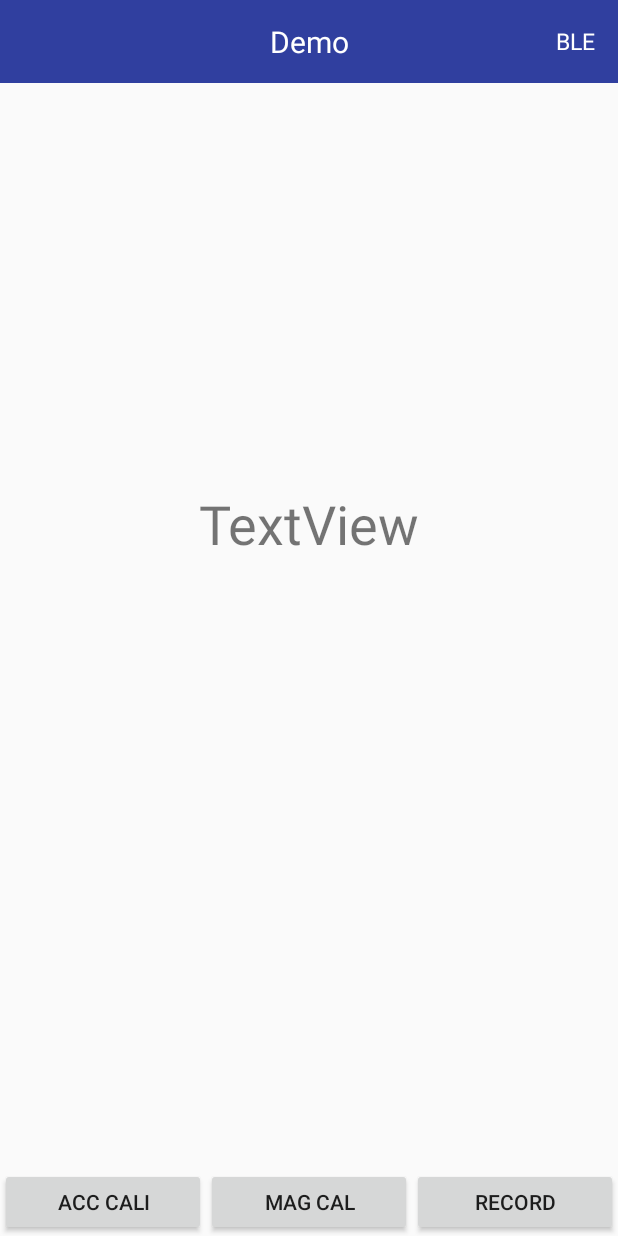
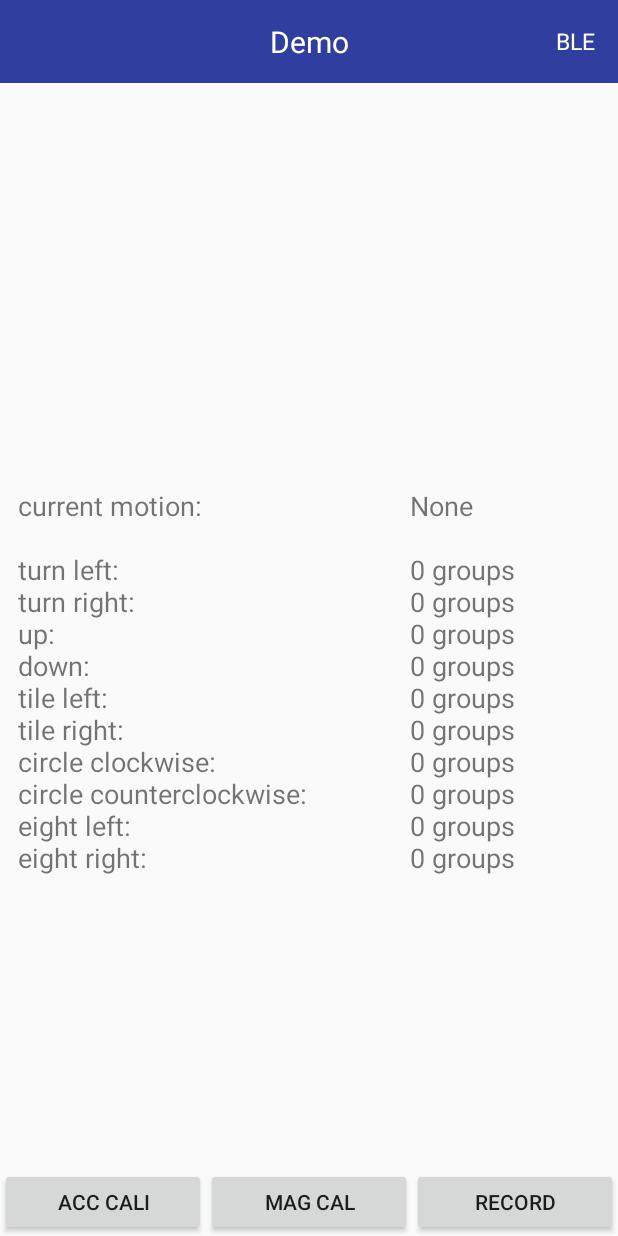
Before and after one commit to ETS-Android1/tsinghua_signal, an Android app: the screen it shows after launch (XBleActivity), on a phone screen of 412 x 824 dp. Run offline under Robolectric (Android 15) with nearby library versions, the phone set to English and light mode, and no system bars; our stand-ins replace EventBus; libraries missing offline, so code that uses them is left out: com.blakequ.bluetooth_manager_lib, org.apache.commons, org.dmg.pmml, org.jpmml.evaluator, org.jpmml.model; 7 statements that could not run were skipped.

Commit message:
change layout

```diff
--- a/Android/multiBLE/app/src/main/java/com/maiji/magkareble40/XBleActivity.java
+++ b/Android/multiBLE/app/src/main/java/com/maiji/magkareble40/XBleActivity.java
@@ -1,7 +1,6 @@
 package com.maiji.magkareble40;
 
 import android.Manifest;
-import android.annotation.SuppressLint;
 import android.app.Activity;
 import android.app.AlertDialog;
 import android.bluetooth.BluetoothAdapter;
@@ -40,8 +39,6 @@ import java.io.FileOutputStream;
 import java.io.IOException;
 import java.text.SimpleDateFormat;
 import java.util.ArrayList;
-import java.util.Arrays;
-import java.util.Collections;
 import java.util.Date;
 import java.util.HashMap;
 import java.util.Map;
@@ -79,6 +76,7 @@ public class XBleActivity extends Activity implements View.OnClickListener {
     ArrayList<BluetoothGatt> gattArrayList; //设备gatt集合
 
     private TextView txtShowRes; //显示预测结果
+    private TextView txtMotionName; //显示预测结果
     private static Context Context = null;
     private ArrayList<ArrayList<Float>> imuData;
     final private int maxLen = 100;
@@ -119,7 +117,14 @@ public class XBleActivity extends Activity implements View.OnClickListener {
             @Override
             public void handleMessage(Message msg) {
                 super.handleMessage(msg);
-                txtShowRes.setText(motionType.get(msg.what));
+                int res = msg.what;
+                if(res > 5){
+                    res -= 4;
+                }
+                txtShowRes.setText(motionType.get(res)+"\n\n");
+                for(int i=0;i<10;i++){
+                    txtShowRes.append(motionCnt.get(i)+" groups"+"\n");
+                }
             }
         };
 
@@ -148,11 +153,11 @@ public class XBleActivity extends Activity implements View.OnClickListener {
         motionType.put(3, "down");
         motionType.put(4, "tile left");
         motionType.put(5, "tile right");
-        motionType.put(10, "circle clockwise");
-        motionType.put(11, "circle counterclockwise");
-        motionType.put(12, "eight left");
-        motionType.put(13, "eight right");
-        motionType.put(14, "none");
+        motionType.put(6, "circle clockwise");
+        motionType.put(7, "circle counterclockwise");
+        motionType.put(8, "eight left");
+        motionType.put(9, "eight right");
+        motionType.put(10, "none");
 
         svm = new ClfModel();
 
@@ -175,7 +180,14 @@ public class XBleActivity extends Activity implements View.OnClickListener {
         button = (Button) findViewById(R.id.bt_AccCali);button.setOnClickListener(this);
         Record=(Button) findViewById(R.id.bt_Record);Record.setOnClickListener(this);
         button_cc = (Button) findViewById(R.id.bt_MagCali);button_cc.setOnClickListener(this);//磁场校准
+        txtMotionName = (TextView) findViewById(R.id.txtMotionName);
+        txtMotionName.setText("current motion:\n\n");
         txtShowRes = (TextView) findViewById(R.id.txtShowRes);
+        txtShowRes.setText("None\n\n");
+        for(int i=0;i<10;i++){
+            txtMotionName.append(motionType.get(i)+":\n");
+            txtShowRes.append(motionCnt.get(i)+" groups\n");
+        }
     }
 
 
@@ -673,9 +685,9 @@ public class XBleActivity extends Activity implements View.OnClickListener {
                         double[] feature = interpolation(winLen+startCnt);
                         motionTypeRaw = svm.predictMotion(feature);
 //                        txtShowRes.setText(motionType.get(motionTypeRaw));
-                        Message message = handler.obtainMessage();
-                        message.what = motionTypeRaw;
-                        handler.sendMessage(message);
+//                        Message message = handler.obtainMessage();
+//                        message.what = motionTypeRaw;
+//                        handler.sendMessage(message);
 
                         if(motionTypeRaw >=10){
                             if(motionTypeRaw == motionTypeFinal){
@@ -686,6 +698,9 @@ public class XBleActivity extends Activity implements View.OnClickListener {
                                 numCnt = 1;
                             }
                             isFirstMotion = true;
+                            Message message = handler.obtainMessage();
+                            message.what = motionTypeRaw;
+                            handler.sendMessage(message);
                         }
                         else{
                             if(isFirstMotion){
@@ -697,6 +712,9 @@ public class XBleActivity extends Activity implements View.OnClickListener {
                             else{
                                 if(motionTypeFinal == motionTypeRaw + (int)Math.pow(-1,motionTypeRaw%2)){
                                     numCnt += 1;
+                                    Message message = handler.obtainMessage();
+                                    message.what = motionTypeFinal;
+                                    handler.sendMessage(message);
                                 }
                                 else{
                                     Log.i("refresh data:", "predict wrong");
@@ -705,7 +723,11 @@ public class XBleActivity extends Activity implements View.OnClickListener {
                             isFirstMotion = !isFirstMotion;
                         }
                         if(numCnt == 5){
-                            motionCnt.put(motionTypeFinal,motionCnt.get(motionTypeFinal) + 1);
+                            int res = motionTypeFinal;
+                            if(motionTypeFinal > 5){
+                                res -= 4;
+                            }
+                            motionCnt.put(res,motionCnt.get(res) + 1);
                             numCnt = 0;
                         }
 
--- a/Android/multiBLE/app/src/main/res/layout/activity_xble.xml
+++ b/Android/multiBLE/app/src/main/res/layout/activity_xble.xml
@@ -30,13 +30,28 @@
         android:layout_width="match_parent"
         android:layout_height="454dp">
 
-        <TextView
-            android:id="@+id/txtShowRes"
+        <LinearLayout
             android:layout_width="match_parent"
             android:layout_height="wrap_content"
-            android:text="TextView"
-            android:textAlignment="center"
-            android:textSize="36sp" />
+            android:orientation="horizontal">
+
+            <TextView
+                android:id="@+id/txtMotionName"
+                android:layout_width="wrap_content"
+                android:layout_height="wrap_content"
+                android:layout_marginLeft="12dp"
+                android:layout_weight="1"
+                android:text="TextView"
+                android:textSize="18sp" />
+
+            <TextView
+                android:id="@+id/txtShowRes"
+                android:layout_width="wrap_content"
+                android:layout_height="wrap_content"
+                android:layout_weight="1"
+                android:text="TextView"
+                android:textSize="18sp" />
+        </LinearLayout>
     </ScrollView>
 
     <LinearLayout
```
